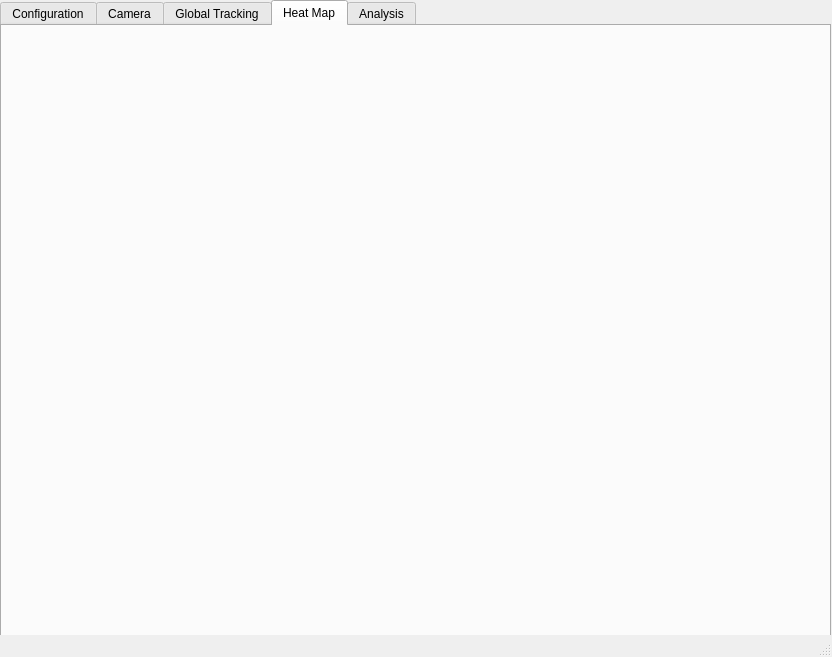
This is QtApp/mainwindow.ui in dulangaweerakoon/FYP_Qt_App as Qt 5 draws it before an edit. The edited form follows.
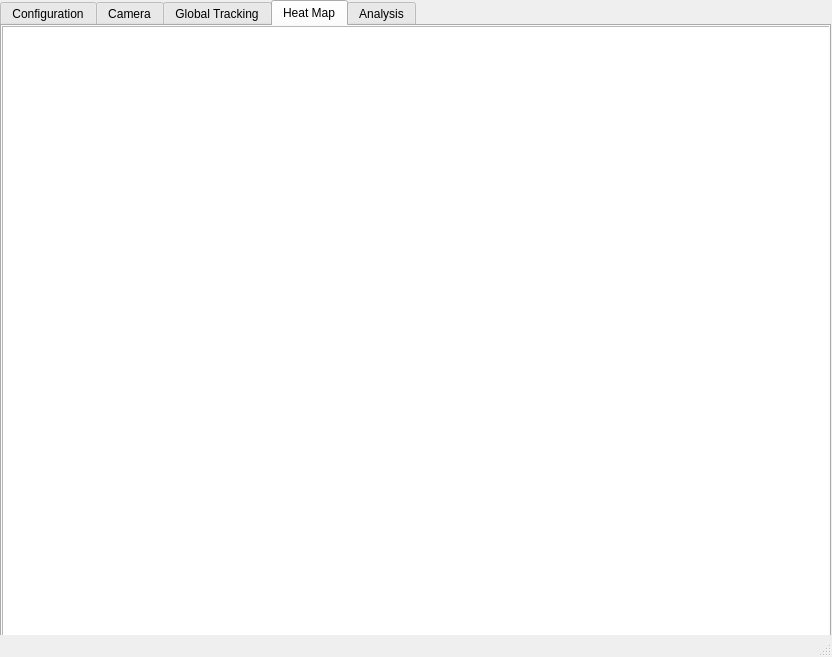
This is the edited form. The open tabs and pages were chosen to show the change. Icons and pictures are not drawn.

The edit to the form file:
```diff
--- a/QtApp/mainwindow.ui
+++ b/QtApp/mainwindow.ui
@@ -154,6 +154,16 @@
      <attribute name="title">
       <string>Heat Map</string>
      </attribute>
+     <widget class="QGraphicsView" name="heatmap_view">
+      <property name="geometry">
+       <rect>
+        <x>0</x>
+        <y>0</y>
+        <width>831</width>
+        <height>611</height>
+       </rect>
+      </property>
+     </widget>
     </widget>
     <widget class="QWidget" name="tab_5">
      <attribute name="icon">
```
